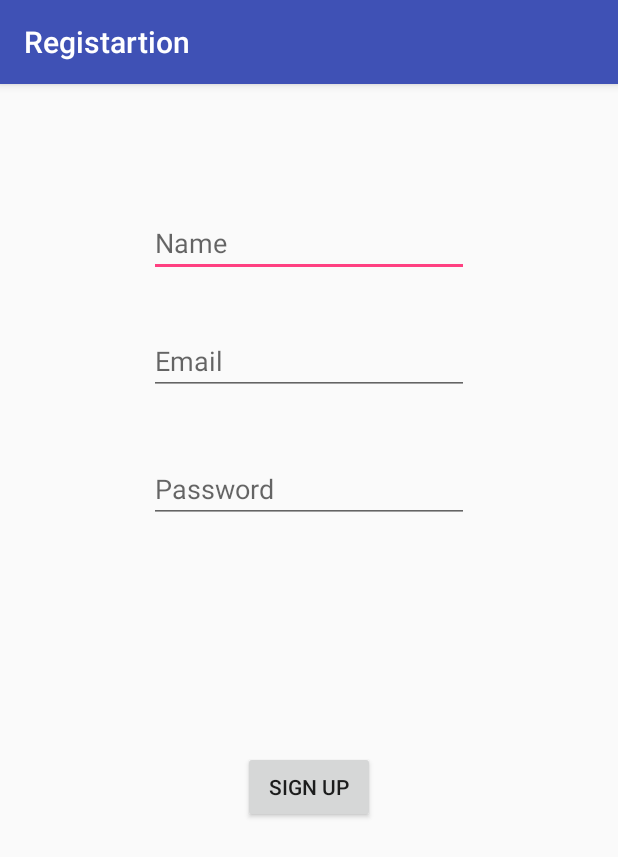
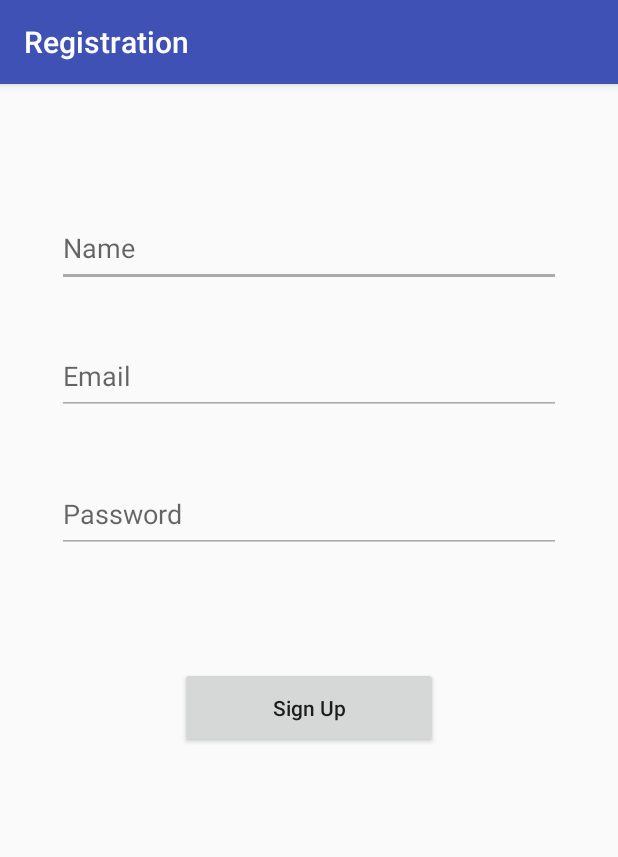
Before and after one commit to bhavitha-fission/Android_Repo, an Android app: the SignUpActivity screen opened directly, with no data from a screen before it, on a phone screen of 412 x 824 dp. Shown: the top 857 px of the screen. Run offline under Robolectric (Android 15) with nearby library versions, the phone set to English and light mode, and no system bars; our stand-ins replace Firebase (no records; nobody signed in at launch, a user with empty details on screens opened directly).

Commit message:
Sign up UI change

```diff
--- a/app/src/main/java/com/fission/activity/SignUpActivity.java
+++ b/app/src/main/java/com/fission/activity/SignUpActivity.java
@@ -4,6 +4,7 @@ import android.content.Intent;
 import android.os.Bundle;
 import android.support.annotation.NonNull;
 import android.support.v7.app.AppCompatActivity;
+import android.text.TextUtils;
 import android.util.Log;
 import android.view.View;
 import android.widget.EditText;
@@ -20,16 +21,16 @@ import com.google.firebase.auth.FirebaseAuth;
 public class SignUpActivity extends AppCompatActivity {
 
     private FirebaseAuth mAuth;
-    ProgressBar mviewProgressBar;
-    DataBaseHelper mDataBaseHelper;
+    private ProgressBar mViewProgressBar;
+    private DataBaseHelper mDataBaseHelper;
 
     @Override
     protected void onCreate(Bundle savedInstanceState) {
         super.onCreate(savedInstanceState);
-        setTitle("Registartion");
+        setTitle(getString(R.string.registration));
         setContentView(R.layout.activity_sign_up);
         mDataBaseHelper = new DataBaseHelper(this);
-        mviewProgressBar = findViewById(R.id.signup_progress_bar);
+        mViewProgressBar = findViewById(R.id.signup_progress_bar);
         final EditText etUsername = findViewById(R.id.userName);
         final EditText etEmail = findViewById(R.id.et_email);
         final EditText etPassword = findViewById(R.id.password);
@@ -38,12 +39,16 @@ public class SignUpActivity extends AppCompatActivity {
             @Override
             public void onClick(View view) {
 
-                if (etEmail.getText().toString().matches("") || etPassword.getText().toString().matches("") || etUsername.getText().toString().matches("")) {
+                if (TextUtils.isEmpty(etEmail.getText())
+                        || TextUtils.isEmpty(etPassword.getText())
+                        || TextUtils.isEmpty(etUsername.getText())) {
+
                     Toast.makeText(SignUpActivity.this, "please enter all values", Toast.LENGTH_SHORT).show();
                     return;
                 }
+
                 insertData(etUsername.getText().toString(), etEmail.getText().toString(), etPassword.getText().toString());
-                mviewProgressBar.setVisibility(view.VISIBLE);
+                mViewProgressBar.setVisibility(View.VISIBLE);
                 mAuth = FirebaseAuth.getInstance();
                 mAuth.createUserWithEmailAndPassword(etEmail.getText().toString(), etPassword.getText().toString())
                         .addOnCompleteListener(new OnCompleteListener<AuthResult>() {
@@ -67,7 +72,7 @@ public class SignUpActivity extends AppCompatActivity {
 
         boolean result = mDataBaseHelper.insertDataIntoDataBase(name, email, Password);
 
-        if (result == true) {
+        if (result) {
             displayToastMessage("Data saved in database!");
         } else {
             displayToastMessage("Data not saved !");
--- a/app/src/main/res/layout/activity_sign_up.xml
+++ b/app/src/main/res/layout/activity_sign_up.xml
@@ -8,46 +8,50 @@
 
     <EditText
         android:id="@+id/userName"
-        android:layout_width="wrap_content"
-        android:layout_height="wrap_content"
+        android:layout_width="336dp"
+        android:layout_height="52dp"
         android:layout_marginTop="83dp"
         android:ems="10"
-        android:hint="Name"
+        android:hint="@string/name"
         android:inputType="textPersonName"
+        android:backgroundTint="@android:color/darker_gray"
         app:layout_constraintLeft_toLeftOf="parent"
         app:layout_constraintRight_toRightOf="parent"
         app:layout_constraintTop_toTopOf="parent" />
 
     <EditText
         android:id="@+id/et_email"
-        android:layout_width="wrap_content"
-        android:layout_height="wrap_content"
+        android:layout_width="336dp"
+        android:layout_height="52dp"
         android:layout_marginTop="33dp"
         android:ems="10"
         android:hint="@string/email"
         android:inputType="textPersonName"
+        android:backgroundTint="@android:color/darker_gray"
         app:layout_constraintLeft_toLeftOf="parent"
         app:layout_constraintRight_toRightOf="parent"
         app:layout_constraintTop_toBottomOf="@+id/userName" />
 
     <EditText
         android:id="@+id/password"
-        android:layout_width="wrap_content"
-        android:layout_height="wrap_content"
+        android:layout_width="336dp"
+        android:layout_height="52dp"
         android:layout_marginTop="40dp"
         android:ems="10"
         android:hint="@string/password"
         android:inputType="textPassword"
+        android:backgroundTint="@android:color/darker_gray"
         app:layout_constraintLeft_toLeftOf="parent"
         app:layout_constraintRight_toRightOf="parent"
         app:layout_constraintTop_toBottomOf="@+id/et_email" />
 
     <Button
         android:id="@+id/signUp"
-        android:layout_width="wrap_content"
-        android:layout_height="wrap_content"
-        android:layout_marginTop="152dp"
-        android:text="Sign up"
+        android:layout_width="172dp"
+        android:layout_height="54dp"
+        android:layout_marginTop="76dp"
+        android:text="@string/signup"
+        android:textAllCaps="false"
         app:layout_constraintLeft_toLeftOf="parent"
         app:layout_constraintRight_toRightOf="parent"
         app:layout_constraintTop_toBottomOf="@+id/password" />
--- a/app/src/main/res/values/strings.xml
+++ b/app/src/main/res/values/strings.xml
@@ -6,4 +6,7 @@
     <string name="password">Password</string>
     <string name="log_in">Log In</string>
     <string name="don_t_have_account_sign_up">Don\'t have account. Sign up</string>
+    <string name="name">Name</string>
+    <string name="signup">Sign Up</string>
+    <string name="registration">Registration</string>
 </resources>
```
